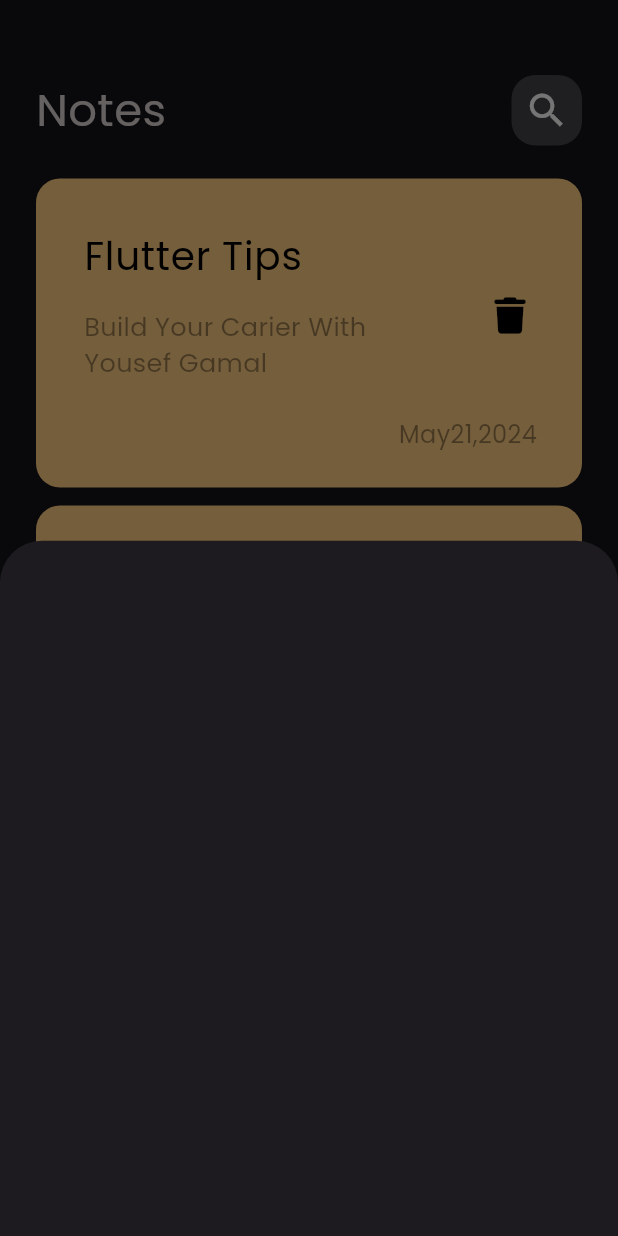
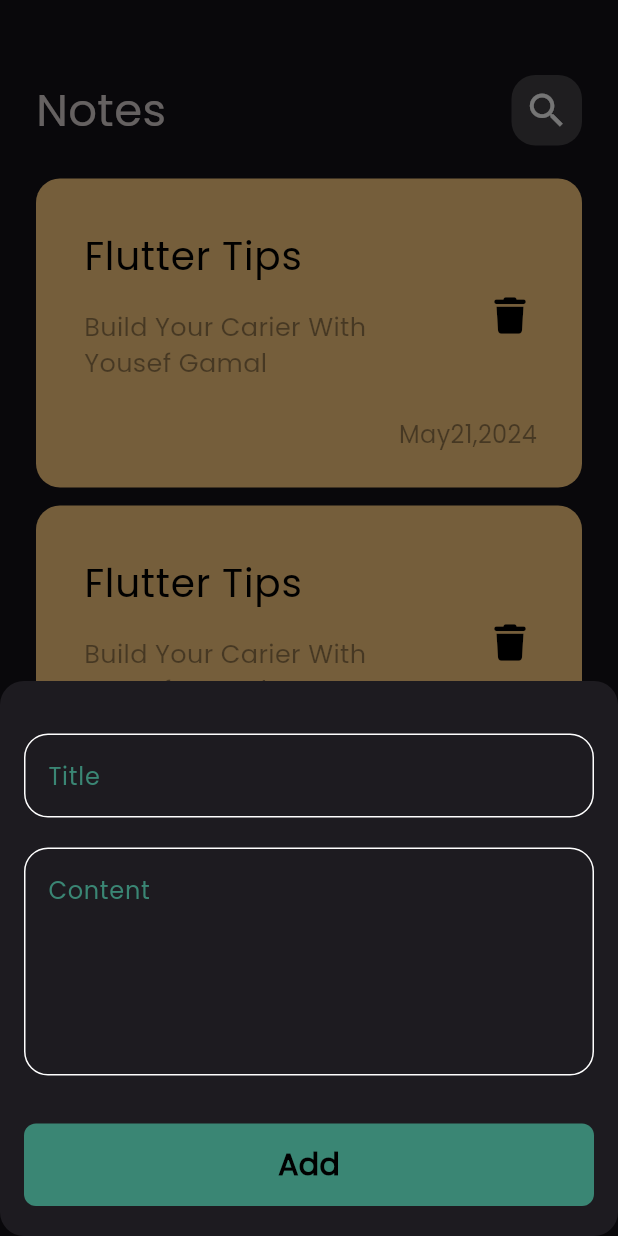
Before and after one commit to yousef123123123/notes_app, a Flutter app: the screen it shows after launch, after a tap on the "add" icon, on a phone screen of 412 x 824 dp. Run offline on Flutter 3.47's test engine with Material 3 defaults, Android fonts, the phone set to English and light mode, and no system bars; our stand-ins replace font_awesome_flutter.

Commit message:
create edit note view

```diff
--- a/lib/main.dart
+++ b/lib/main.dart
@@ -11,6 +11,7 @@ class NotesApp extends StatelessWidget {
   @override
   Widget build(BuildContext context) {
     return MaterialApp(
+      debugShowCheckedModeBanner: false,
       theme: ThemeData(brightness: Brightness.dark, fontFamily: 'Poppins'),
       home: const NotesView(),
     );
--- /dev/null
+++ b/lib/views/edit_note_view.dart
@@ -0,0 +1,14 @@
+import 'package:flutter/material.dart';
+
+import 'edit_view_body.dart';
+
+class EditNoteView extends StatelessWidget {
+  const EditNoteView({super.key});
+
+  @override
+  Widget build(BuildContext context) {
+    return Scaffold(
+      body: EditNoteViewBody(),
+    );
+  }
+}
--- /dev/null
+++ b/lib/views/edit_view_body.dart
@@ -0,0 +1,10 @@
+import 'package:flutter/material.dart';
+
+class EditNoteViewBody extends StatelessWidget {
+  const EditNoteViewBody({super.key});
+
+  @override
+  Widget build(BuildContext context) {
+    return Container();
+  }
+}
--- a/lib/views/notes_view.dart
+++ b/lib/views/notes_view.dart
@@ -1,5 +1,6 @@
 import 'package:flutter/material.dart';
 import 'package:notes_app/views/widgets/addBottomModel_sheet.dart';
+import 'package:notes_app/views/widgets/constants.dart';
 import 'package:notes_app/views/widgets/notes_view_body.dart';
 
 class NotesView extends StatelessWidget {
@@ -9,9 +10,11 @@ class NotesView extends StatelessWidget {
   Widget build(BuildContext context) {
     return Scaffold(
       floatingActionButton: FloatingActionButton(
-        backgroundColor: Colors.green,
+        backgroundColor: KprimaryColor,
         onPressed: () {
           showModalBottomSheet(
+              shape: RoundedRectangleBorder(
+                  borderRadius: BorderRadius.circular(16)),
               context: context,
               builder: (context) {
                 return const AddNoteBottomsheet();
--- /dev/null
+++ b/lib/views/widgets/Note_item.dart
@@ -0,0 +1,59 @@
+import 'package:flutter/material.dart';
+import 'package:font_awesome_flutter/font_awesome_flutter.dart';
+import 'package:notes_app/views/edit_note_view.dart';
+
+class NoteItem extends StatelessWidget {
+  const NoteItem({super.key});
+
+  @override
+  Widget build(BuildContext context) {
+    return GestureDetector(
+      onTap: () {
+        Navigator.push(
+          context,
+          MaterialPageRoute(
+            builder: (context) {
+              return const EditNoteView();
+            },
+          ),
+        );
+      },
+      child: Container(
+        padding: const EdgeInsets.only(top: 24, bottom: 24, right: 0, left: 16),
+        decoration: BoxDecoration(
+            color: Color(0xffFFCC80), borderRadius: BorderRadius.circular(16)),
+        child: Column(
+          crossAxisAlignment: CrossAxisAlignment.end,
+          children: [
+            ListTile(
+              title: const Text(
+                'Flutter Tips',
+                style: TextStyle(color: Colors.black, fontSize: 26),
+              ),
+              subtitle: Padding(
+                padding: const EdgeInsets.only(top: 16, bottom: 16),
+                child: Text("Build Your Carier With Yousef Gamal",
+                    style: TextStyle(
+                        color: Colors.black.withOpacity(0.4), fontSize: 17)),
+              ),
+              trailing: IconButton(
+                onPressed: () {},
+                icon: const Icon(
+                  FontAwesomeIcons.trash,
+                  size: 24,
+                  color: Colors.black,
+                ),
+              ),
+            ),
+            Padding(
+              padding: const EdgeInsets.only(right: 30),
+              child: Text('May21,2024',
+                  style: TextStyle(
+                      color: Colors.black.withOpacity(0.4), fontSize: 16)),
+            ),
+          ],
+        ),
+      ),
+    );
+  }
+}
--- a/lib/views/widgets/addBottomModel_sheet.dart
+++ b/lib/views/widgets/addBottomModel_sheet.dart
@@ -1,10 +1,42 @@
 import 'package:flutter/material.dart';
+import 'package:notes_app/views/widgets/constants.dart';
+import 'package:notes_app/views/widgets/custom_TextField.dart';
+
+import 'custom_buttom.dart';
 
 class AddNoteBottomsheet extends StatelessWidget {
   const AddNoteBottomsheet({super.key});
 
   @override
   Widget build(BuildContext context) {
-    return Container();
+    return const Padding(
+      padding: EdgeInsets.symmetric(horizontal: 16),
+      child: SingleChildScrollView(
+        child: Column(
+          children: [
+            SizedBox(
+              height: 35,
+            ),
+            CustomTextfield(
+              hint: 'Title ',
+            ),
+            SizedBox(
+              height: 20,
+            ),
+            CustomTextfield(
+              hint: 'Content ',
+              maxLines: 5,
+            ),
+            SizedBox(
+              height: 32,
+            ),
+            CustomButton(),
+            SizedBox(
+              height: 20,
+            ),
+          ],
+        ),
+      ),
+    );
   }
 }
--- /dev/null
+++ b/lib/views/widgets/constants.dart
@@ -0,0 +1,3 @@
+import 'package:flutter/material.dart';
+
+const KprimaryColor = Color.fromARGB(255, 58, 134, 116);
--- /dev/null
+++ b/lib/views/widgets/custom_TextField.dart
@@ -0,0 +1,29 @@
+import 'package:flutter/material.dart';
+import 'package:notes_app/views/widgets/constants.dart';
+
+class CustomTextfield extends StatelessWidget {
+  const CustomTextfield({super.key, required this.hint, this.maxLines = 1});
+  final String hint;
+  final int maxLines;
+  @override
+  Widget build(BuildContext context) {
+    return TextField(
+      cursorColor: KprimaryColor,
+      maxLines: maxLines,
+      decoration: InputDecoration(
+          hintText: hint,
+          hintStyle: TextStyle(
+            color: KprimaryColor,
+          ),
+          border: buildBorder(),
+          enabledBorder: buildBorder(),
+          focusedBorder: buildBorder(KprimaryColor)),
+    );
+  }
+
+  OutlineInputBorder buildBorder([color]) {
+    return OutlineInputBorder(
+        borderRadius: BorderRadius.circular(16),
+        borderSide: BorderSide(color: color ?? Colors.white));
+  }
+}
--- /dev/null
+++ b/lib/views/widgets/custom_buttom.dart
@@ -0,0 +1,24 @@
+import 'package:flutter/material.dart';
+
+import 'constants.dart';
+
+class CustomButton extends StatelessWidget {
+  const CustomButton({super.key});
+
+  @override
+  Widget build(BuildContext context) {
+    return Container(
+      width: MediaQuery.of(context).size.width,
+      height: 55,
+      decoration: BoxDecoration(
+          color: KprimaryColor, borderRadius: BorderRadius.circular(8)),
+      child: const Center(
+        child: Text(
+          'Add',
+          style: TextStyle(
+              color: Colors.black, fontSize: 20, fontWeight: FontWeight.bold),
+        ),
+      ),
+    );
+  }
+}
--- a/lib/views/widgets/custom_note_item.dart
+++ /dev/null
@@ -1,46 +0,0 @@
-import 'package:flutter/material.dart';
-import 'package:font_awesome_flutter/font_awesome_flutter.dart';
-
-class NoteItem extends StatelessWidget {
-  const NoteItem({super.key});
-
-  @override
-  Widget build(BuildContext context) {
-    return Container(
-      padding: const EdgeInsets.only(top: 24, bottom: 24, right: 0, left: 16),
-      decoration: BoxDecoration(
-          color: Color(0xffFFCC80), borderRadius: BorderRadius.circular(16)),
-      child: Column(
-        crossAxisAlignment: CrossAxisAlignment.end,
-        children: [
-          ListTile(
-            title: const Text(
-              'Flutter Tips',
-              style: TextStyle(color: Colors.black, fontSize: 26),
-            ),
-            subtitle: Padding(
-              padding: const EdgeInsets.only(top: 16, bottom: 16),
-              child: Text("Build Your Carier With Yousef Gamal",
-                  style: TextStyle(
-                      color: Colors.black.withOpacity(0.4), fontSize: 17)),
-            ),
-            trailing: IconButton(
-              onPressed: () {},
-              icon: const Icon(
-                FontAwesomeIcons.trash,
-                size: 24,
-                color: Colors.black,
-              ),
-            ),
-          ),
-          Padding(
-            padding: const EdgeInsets.only(right: 30),
-            child: Text('May21,2024',
-                style: TextStyle(
-                    color: Colors.black.withOpacity(0.4), fontSize: 16)),
-          ),
-        ],
-      ),
-    );
-  }
-}
--- a/lib/views/widgets/notes_listView.dart
+++ b/lib/views/widgets/notes_listView.dart
@@ -1,6 +1,6 @@
 import 'package:flutter/material.dart';
 
-import 'custom_note_item.dart';
+import 'Note_item.dart';
 
 class NotesListView extends StatelessWidget {
   const NotesListView({super.key});
```
